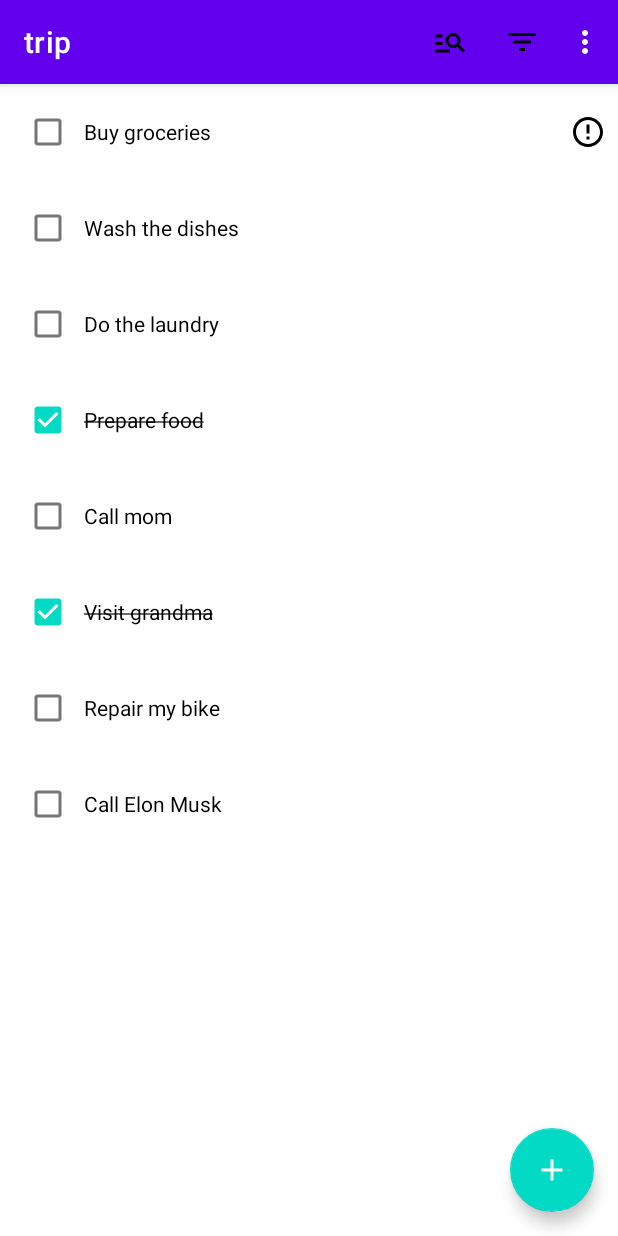
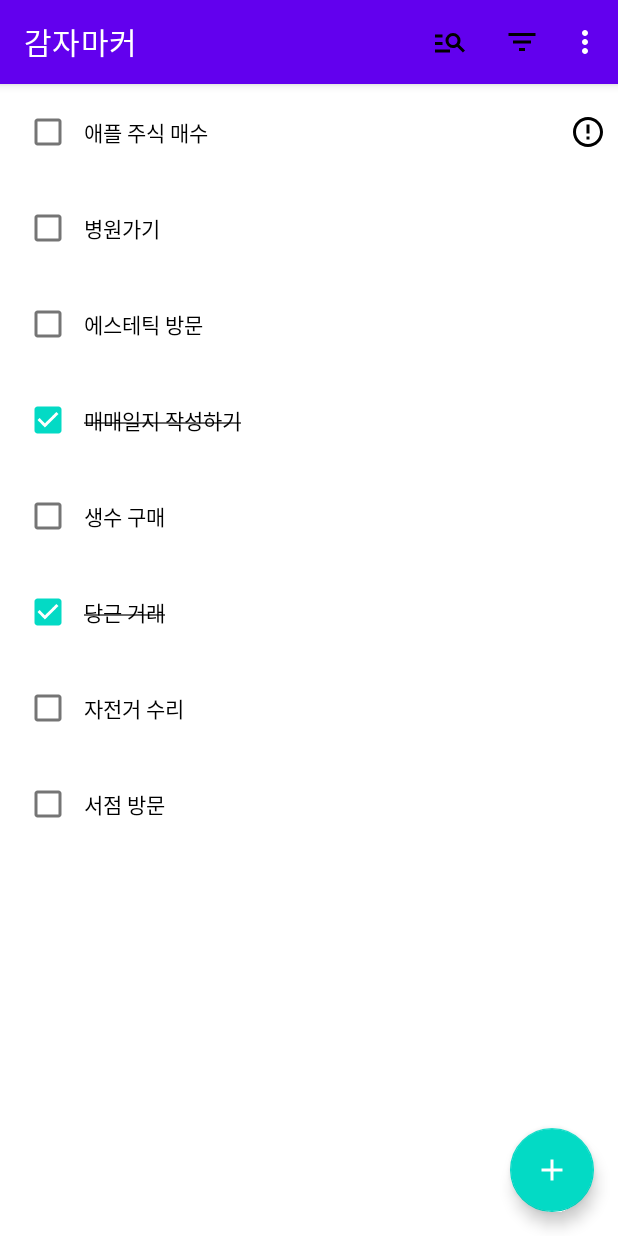
Before and after one commit to byu-rin/pinpin_day, an Android app: the screen it shows after launch (MainActivity), on a phone screen of 412 x 824 dp. Run offline under Robolectric (Android 15) with nearby library versions, the phone set to English and light mode, and no system bars; our stand-ins replace Dagger/Hilt's generated code, Room's generated code.

Commit message:
[STYLE] 앱 이름 변경 및 할일 목록 변경

```diff
--- a/app/src/main/java/com/byurin/trip/data/TaskDatabase.kt
+++ b/app/src/main/java/com/byurin/trip/data/TaskDatabase.kt
@@ -24,17 +24,15 @@ abstract class TaskDatabase : RoomDatabase() {
             val dao = database.get().taskDao()
 
             applicationScope.launch {
-                dao.insert(Task("Wash the dishes"))
-                dao.insert(Task("Do the laundry"))
-                dao.insert(Task("Buy groceries", important = true))
-                dao.insert(Task("Prepare food", completed = true))
-                dao.insert(Task("Call mom"))
-                dao.insert(Task("Visit grandma", completed = true))
-                dao.insert(Task("Repair my bike"))
-                dao.insert(Task("Call Elon Musk"))
+                dao.insert(Task("병원가기"))
+                dao.insert(Task("에스테틱 방문"))
+                dao.insert(Task("애플 주식 매수", important = true))
+                dao.insert(Task("매매일지 작성하기", completed = true))
+                dao.insert(Task("생수 구매"))
+                dao.insert(Task("당근 거래", completed = true))
+                dao.insert(Task("자전거 수리"))
+                dao.insert(Task("서점 방문"))
             }
         }
     }
-
-
 }
--- a/app/src/main/res/layout/fragment_add_et.xml
+++ b/app/src/main/res/layout/fragment_add_et.xml
@@ -19,6 +19,7 @@
         <CheckBox
             android:layout_width="match_parent"
             android:layout_height="wrap_content"
+            android:id="@+id/cb_important"
             android:text="Important task" />
 
         <TextView
--- a/app/src/main/res/values/strings.xml
+++ b/app/src/main/res/values/strings.xml
@@ -1,3 +1,3 @@
 <resources>
-    <string name="app_name">trip</string>
+    <string name="app_name">감자마커</string>
 </resources>
```
Also changed, not shown: app/src/main/java/com/byurin/trip/ui/tasks/TasksFragment.kt (+16 -3 lines), app/src/main/java/com/byurin/trip/ui/tasks/TasksViewModel.kt (+21 -0 lines).
